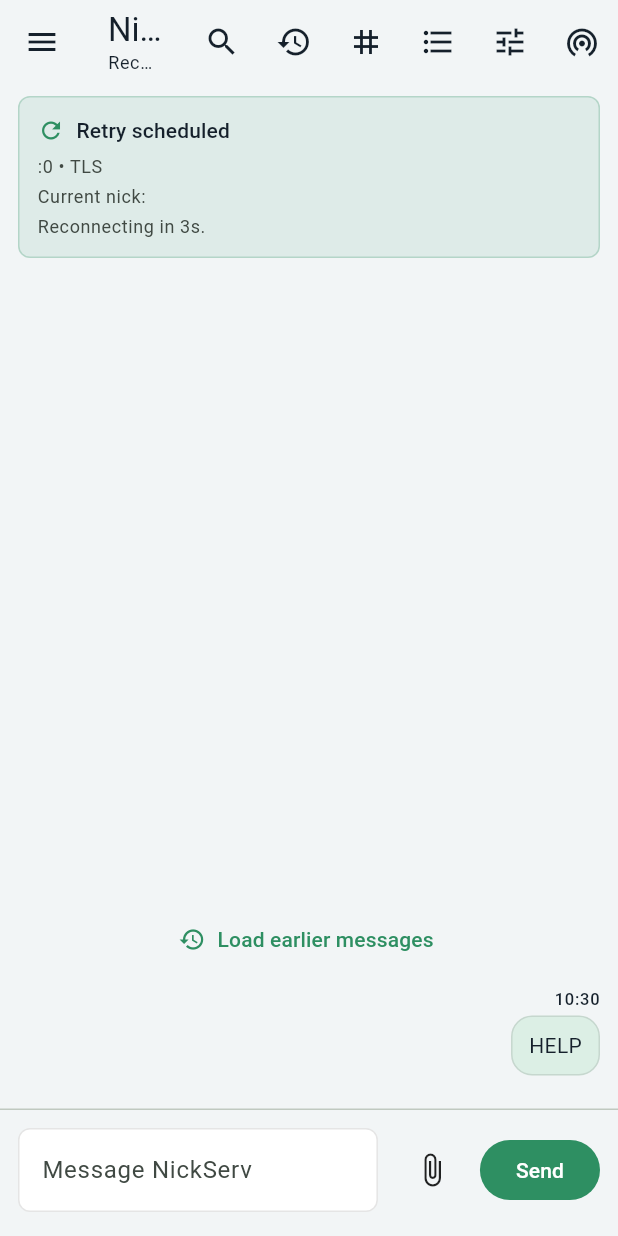
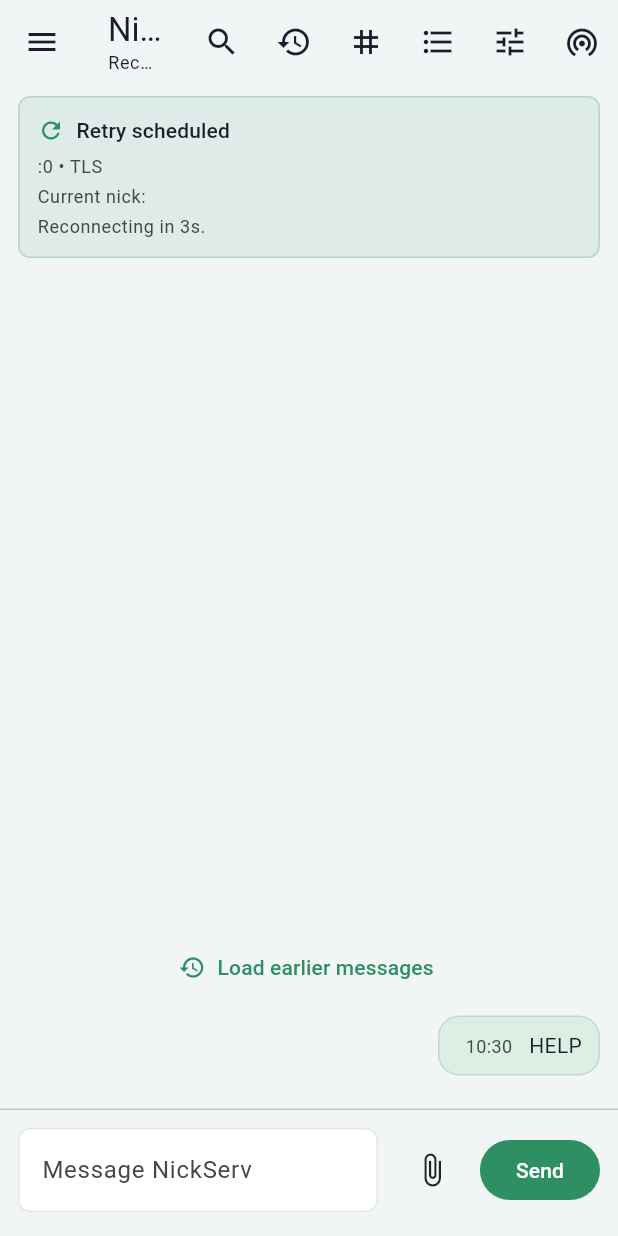
Before and after one commit to AndroidIRCx/AndroidIRCx-Flutter, a Flutter app: the ChatScreen screen opened directly with empty values, after a tap on "NickServ HELP", on a phone screen of 412 x 824 dp. Run offline on Flutter 3.47's test engine with Material 3 defaults, Android fonts, the phone set to English and light mode, and no system bars; our stand-ins replace drift, flutter_secure_storage, image_picker, in_app_review, local_auth, shared_preferences; missing offline and left inert: cryptography; accounts and stored records are empty; generated files the repository leaves out were written again.

Commit message:
fix: render message inline and keep chat visible in short viewports
Show the sender, timestamp and playback marker as leading inline spans so
messages flow on one line and wrap naturally instead of forcing the text
onto a new line after the nick.

In short viewports (landscape, or portrait with the keyboard open) the
banners and composer could grow taller than the available height, crushing
the message list to zero and overflowing. Cap the top and bottom chrome
and let each scroll internally only when space is tight, and shrink the
empty-state placeholder to fit, so the message list always stays visible.

```diff
--- a/lib/features/chat/presentation/chat_screen.dart
+++ b/lib/features/chat/presentation/chat_screen.dart
@@ -306,7 +306,29 @@ class _ChatScreenState extends State<ChatScreen> {
                 )
               : null,
           body: SafeArea(
+            child: LayoutBuilder(
+              builder: (context, constraints) {
+                // In short viewports (landscape, or portrait with the keyboard
+                // open) the chrome around the message list (status/topic
+                // banners on top, composer + its bars on the bottom) can be
+                // taller than the available height and would crush the list to
+                // zero. When space is tight, cap the top/bottom chrome and let
+                // each scroll internally so the message list always keeps room
+                // and nothing overflows. In normal viewports the caps are the
+                // full height (a no-op), so interactive banners such as the DCC
+                // accept/decline actions stay at their natural, hittable size.
+                final tight = constraints.maxHeight < 380;
+                final topChromeMaxHeight =
+                    tight ? constraints.maxHeight * 0.35 : constraints.maxHeight;
+                final bottomClusterMaxHeight =
+                    tight ? constraints.maxHeight * 0.5 : constraints.maxHeight;
+                return Column(
+              children: [
+                ConstrainedBox(
+                  constraints: BoxConstraints(maxHeight: topChromeMaxHeight),
+                  child: SingleChildScrollView(
                     child: Column(
+                      mainAxisSize: MainAxisSize.min,
                       children: [
                         _ConnectionBanner(
                           controller: _controller,
@@ -317,12 +339,15 @@ class _ChatScreenState extends State<ChatScreen> {
                             controller: _messageSearchController,
                             filter: _messageSearchFilter,
                             resultCount: visibleMessages.length,
-                    onFilterChanged: (filter) =>
-                        setState(() => _messageSearchFilter = filter),
+                            onFilterChanged: (filter) => setState(
+                              () => _messageSearchFilter = filter,
+                            ),
                             onChanged: (_) => setState(() {}),
                             onClose: _toggleMessageSearch,
                           ),
-                if ((_controller.activeChannelTopic ?? '').trim().isNotEmpty)
+                        if ((_controller.activeChannelTopic ?? '')
+                            .trim()
+                            .isNotEmpty)
                           _ChannelTopicBar(
                             topic: _controller.activeChannelTopic!.trim(),
                           ),
@@ -337,8 +362,15 @@ class _ChatScreenState extends State<ChatScreen> {
                         if (_controller.activeTab.type == ChatTabType.server)
                           _ServiceQuickActions(
                             onRun: (service, command) async {
-                      await _controller.sendServiceShortcut(service, command);
-                    },
+                              await _controller.sendServiceShortcut(
+                                service,
+                                command,
+                              );
+                            },
+                          ),
+                      ],
+                    ),
+                  ),
                 ),
                 Expanded(
                   child: _MessageList(
@@ -373,18 +405,32 @@ class _ChatScreenState extends State<ChatScreen> {
                         : null,
                   ),
                 ),
+                ConstrainedBox(
+                  constraints: BoxConstraints(
+                    maxHeight: bottomClusterMaxHeight,
+                  ),
+                  child: SingleChildScrollView(
+                    reverse: true,
+                    child: Column(
+                      mainAxisSize: MainAxisSize.min,
+                      children: [
                         if (_controller.commandHistory.isNotEmpty)
                           _CommandHistoryBar(
                             entries: _controller.commandHistory,
-                    onSelect: (value) =>
-                        setState(() => _composerController.text = value),
+                            onSelect: (value) => setState(
+                              () => _composerController.text = value,
+                            ),
                           ),
                         if (_controller.activeTypingUsers.isNotEmpty)
-                  _TypingIndicator(users: _controller.activeTypingUsers),
+                          _TypingIndicator(
+                            users: _controller.activeTypingUsers,
+                          ),
                         if (_pendingReplyMessage != null)
                           _PendingReplyBar(
                             message: _pendingReplyMessage!,
-                    onCancel: () => setState(() => _pendingReplyMessage = null),
+                            onCancel: () => setState(
+                              () => _pendingReplyMessage = null,
+                            ),
                           ),
                         const Divider(height: 1),
                         _ComposerArea(
@@ -420,6 +466,12 @@ class _ChatScreenState extends State<ChatScreen> {
                       ],
                     ),
                   ),
+                ),
+              ],
+                );
+              },
+            ),
+          ),
         );
       },
       ),
@@ -1843,7 +1895,11 @@ class _MessageList extends StatelessWidget {
   Widget build(BuildContext context) {
     final ircTheme = context.ircUiTheme;
     if (messages.isEmpty) {
+      // Shrink-to-fit so the placeholder never overflows a short viewport
+      // (landscape / keyboard open).
       return Center(
+        child: FittedBox(
+          fit: BoxFit.scaleDown,
           child: Column(
           mainAxisSize: MainAxisSize.min,
           children: [
@@ -1858,6 +1914,7 @@ class _MessageList extends StatelessWidget {
               style: Theme.of(context).textTheme.bodyMedium,
             ),
           ],
+          ),
         ),
       );
     }
@@ -1881,9 +1938,6 @@ class _MessageList extends StatelessWidget {
           );
         }
         final message = messages[messages.length - 1 - index];
-        final align = message.isOwn
-            ? CrossAxisAlignment.end
-            : CrossAxisAlignment.start;
         final isRedacted = message.tags['redacted'] == 'true';
         final reactions = resolveReactions(message);
         final bubbleColor = switch (message.kind) {
@@ -1898,50 +1952,42 @@ class _MessageList extends StatelessWidget {
           IrcMessageKind.notice =>
             message.isOwn ? ircTheme.messageOwn : ircTheme.messageOther,
         };
+        final messageStyle = Theme.of(context).textTheme.bodyMedium?.copyWith(
+          fontSize: ircTheme.messageFontSize,
+          fontFamily: ircTheme.messageFontFamily,
+          fontStyle: isRedacted ? FontStyle.italic : null,
+          color: isRedacted
+              ? Theme.of(context).colorScheme.onSurfaceVariant
+              : null,
+        );
+        final metaStyle = messageStyle?.copyWith(
+          fontSize: (ircTheme.messageFontSize - 2).clamp(9, 100).toDouble(),
+          color: Theme.of(context).colorScheme.onSurfaceVariant,
+        );
+        final leadingSpans = <InlineSpan>[
+          TextSpan(
+            text: message.sender,
+            style: messageStyle?.copyWith(
+              fontWeight: FontWeight.w600,
+              color: ircTheme.nickColorFor(message.sender) ??
+                  Theme.of(context).colorScheme.onSurface,
+            ),
+          ),
+          if (showTimestamps)
+            TextSpan(
+              text: '  ${_formatClock(message.timestamp)}',
+              style: metaStyle,
+            ),
+          if (message.isPlayback)
+            TextSpan(text: '  · history', style: metaStyle),
+          const TextSpan(text: '   '),
+        ];
         return Padding(
           padding: EdgeInsets.only(bottom: ircTheme.messageSpacing),
-          child: Column(
-            crossAxisAlignment: align,
-            children: [
-              Row(
-                mainAxisSize: MainAxisSize.min,
-                children: [
-                  Text(
-                    message.sender,
-                    style: Theme.of(context).textTheme.labelMedium?.copyWith(
-                      color:
-                          ircTheme.nickColorFor(message.sender) ??
-                          Theme.of(context).textTheme.labelMedium?.color,
-                    ),
-                  ),
-                  if (showTimestamps) ...[
-                    const SizedBox(width: 6),
-                    Text(
-                      _formatClock(message.timestamp),
-                      style: Theme.of(context).textTheme.labelSmall,
-                    ),
-                  ],
-                  if (message.isPlayback) ...[
-                    const SizedBox(width: 8),
-                    Container(
-                      padding: const EdgeInsets.symmetric(
-                        horizontal: 8,
-                        vertical: 2,
-                      ),
-                      decoration: BoxDecoration(
-                        color: Colors.black.withValues(alpha: 0.05),
-                        borderRadius: BorderRadius.circular(999),
-                      ),
-                      child: Text(
-                        'History',
-                        style: Theme.of(context).textTheme.labelSmall,
-                      ),
-                    ),
-                  ],
-                ],
-              ),
-              const SizedBox(height: 3),
-              GestureDetector(
+          child: Align(
+            alignment:
+                message.isOwn ? Alignment.centerRight : Alignment.centerLeft,
+            child: GestureDetector(
                 onLongPress: () => _showMessageActions(context, message),
                 child: DecoratedBox(
                   decoration: BoxDecoration(
@@ -1967,23 +2013,8 @@ class _MessageList extends StatelessWidget {
                           ),
                         _IrcFormattedText(
                           message.content,
-                          baseStyle: isRedacted
-                              ? Theme.of(
-                                  context,
-                                ).textTheme.bodyMedium?.copyWith(
-                                  fontSize: ircTheme.messageFontSize,
-                                  fontFamily: ircTheme.messageFontFamily,
-                                  fontStyle: FontStyle.italic,
-                                  color: Theme.of(
-                                    context,
-                                  ).colorScheme.onSurfaceVariant,
-                                )
-                              : Theme.of(
-                                  context,
-                                ).textTheme.bodyMedium?.copyWith(
-                                  fontSize: ircTheme.messageFontSize,
-                                  fontFamily: ircTheme.messageFontFamily,
-                                ),
+                          baseStyle: messageStyle,
+                          leading: leadingSpans,
                         ),
                         if (showAttachmentPreviews && !isRedacted)
                           _MessageAttachments(
@@ -2010,7 +2041,6 @@ class _MessageList extends StatelessWidget {
                   ),
                 ),
               ),
-            ],
           ),
         );
       },
@@ -2157,6 +2187,7 @@ class _IrcFormattedText extends StatelessWidget {
     this.baseStyle,
     this.maxLines,
     this.overflow,
+    this.leading,
   });
 
   final String text;
@@ -2164,22 +2195,17 @@ class _IrcFormattedText extends StatelessWidget {
   final int? maxLines;
   final TextOverflow? overflow;
 
+  /// Inline spans (e.g. sender + timestamp) rendered before the content so the
+  /// message flows on one line and only wraps when it is long.
+  final List<InlineSpan>? leading;
+
   @override
   Widget build(BuildContext context) {
     final segments = parseIrcTextWithLinks(text);
-    if (segments.isEmpty) {
-      return Text(
-        text,
-        style: baseStyle,
-        maxLines: maxLines,
-        overflow: overflow,
-      );
-    }
-
-    return Text.rich(
-      TextSpan(
-        children: segments
-            .map(
+    final contentSpans = segments.isEmpty
+        ? <InlineSpan>[TextSpan(text: text, style: baseStyle)]
+        : segments
+            .map<InlineSpan>(
               (segment) => TextSpan(
                 text: segment.text,
                 style: _resolveTextStyle(baseStyle, segment),
@@ -2189,8 +2215,10 @@ class _IrcFormattedText extends StatelessWidget {
                     : null,
               ),
             )
-            .toList(growable: false),
-      ),
+            .toList(growable: false);
+
+    return Text.rich(
+      TextSpan(children: [...?leading, ...contentSpans]),
       style: baseStyle,
       maxLines: maxLines,
       overflow: overflow,
```
Also changed, not shown: 1 other file. Lines whose indentation alone changed are shown as unchanged.
